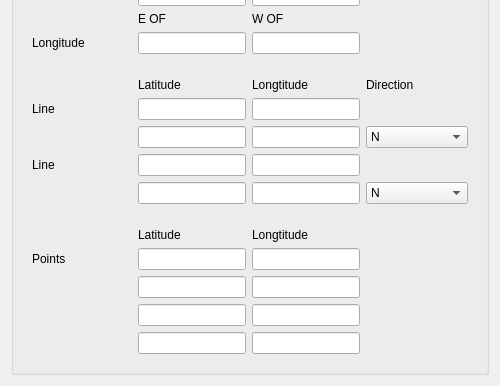
Before: the Qt Designer form tafor/components/ui/sigmet_general.ui in up1and/tafor, drawn with Qt 5; both pictures show x 0 to 500 and y 218 to 604 of the 500 by 604 pixel window.
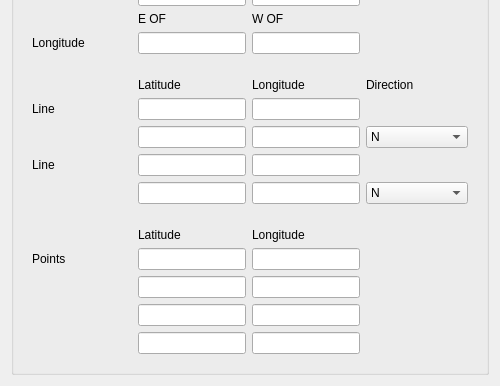
After: the same form once the commit is applied.

The edit to the form file:
```diff
--- a/tafor/components/ui/sigmet_general.ui
+++ b/tafor/components/ui/sigmet_general.ui
@@ -349,7 +349,7 @@
          <item row="1" column="2">
           <widget class="QLabel" name="lineLongtitudeLabel">
            <property name="text">
-            <string>Longtitude</string>
+            <string>Longitude</string>
            </property>
           </widget>
          </item>
@@ -575,7 +575,7 @@
          <item row="0" column="2">
           <widget class="QLabel" name="pointsLongtitudeLabel">
            <property name="text">
-            <string>Longtitude</string>
+            <string>Longitude</string>
            </property>
           </widget>
          </item>
```
Left out of the diff: 36 changed lines with no effect on the pictures.
